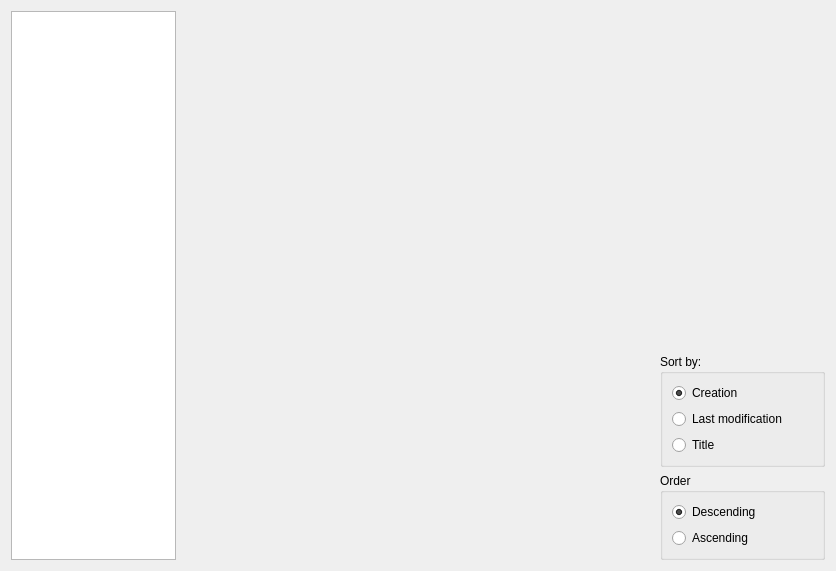
Old version of the form forms/NotesDisplayingTab.ui in the repository Patryk-Trojak/Notes.
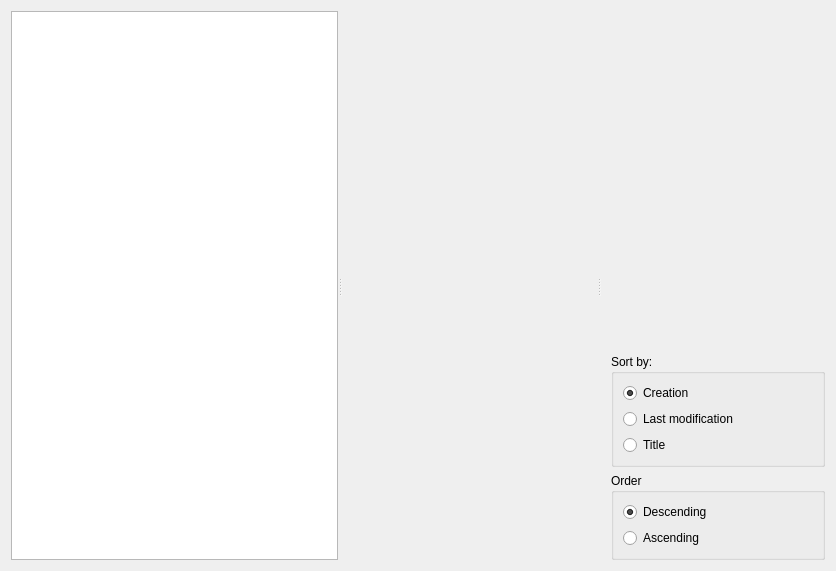
New version of the form. Icons and pictures are not drawn. Custom widgets are drawn as their Qt base class.

Commit message: Add splitter to NotesDisplayingTab

```diff
--- a/forms/NotesDisplayingTab.ui
+++ b/forms/NotesDisplayingTab.ui
@@ -19,18 +19,37 @@
   <property name="windowTitle">
    <string>Form</string>
   </property>
-  <layout class="QHBoxLayout" name="horizontalLayout" stretch="0,0,0">
+  <layout class="QVBoxLayout" name="verticalLayout_5">
+   <item>
+    <widget class="QSplitter" name="splitter">
+     <property name="orientation">
+      <enum>Qt::Horizontal</enum>
+     </property>
+     <widget class="QWidget" name="leftFrame" native="true">
+      <layout class="QVBoxLayout" name="verticalLayout">
+       <property name="leftMargin">
+        <number>0</number>
+       </property>
+       <property name="topMargin">
+        <number>0</number>
+       </property>
+       <property name="rightMargin">
+        <number>0</number>
+       </property>
+       <property name="bottomMargin">
+        <number>0</number>
+       </property>
    <item>
     <widget class="FolderTreeView" name="folderTreeView">
      <property name="minimumSize">
       <size>
-       <width>165</width>
+           <width>150</width>
        <height>0</height>
       </size>
      </property>
      <property name="maximumSize">
       <size>
-       <width>165</width>
+           <width>16777215</width>
        <height>16777215</height>
       </size>
      </property>
@@ -48,27 +67,43 @@
      </property>
     </widget>
    </item>
-   <item>
+      </layout>
+     </widget>
+     <widget class="QWidget" name="middleFrame" native="true">
+      <property name="minimumSize">
+       <size>
+        <width>255</width>
+        <height>0</height>
+       </size>
+      </property>
+      <layout class="QVBoxLayout" name="verticalLayout_6">
+       <property name="leftMargin">
+        <number>0</number>
+       </property>
+       <property name="topMargin">
+        <number>0</number>
+       </property>
+       <property name="rightMargin">
+        <number>10</number>
+       </property>
+       <property name="bottomMargin">
+        <number>0</number>
+       </property>
+      </layout>
+     </widget>
+     <widget class="QWidget" name="rightFrame" native="true">
     <layout class="QVBoxLayout" name="verticalLayout_4">
-     <item>
-      <spacer name="horizontalSpacer">
-       <property name="orientation">
-        <enum>Qt::Horizontal</enum>
+       <property name="leftMargin">
+        <number>10</number>
        </property>
-       <property name="sizeHint" stdset="0">
-        <size>
-         <width>40</width>
-         <height>20</height>
-        </size>
+       <property name="topMargin">
+        <number>0</number>
        </property>
-      </spacer>
-     </item>
-    </layout>
-   </item>
-   <item>
-    <layout class="QVBoxLayout" name="rightPanel">
-     <property name="sizeConstraint">
-      <enum>QLayout::SetDefaultConstraint</enum>
+       <property name="rightMargin">
+        <number>0</number>
+       </property>
+       <property name="bottomMargin">
+        <number>0</number>
      </property>
      <item alignment="Qt::AlignRight">
       <widget class="QPushButton" name="aboutNotes">
@@ -104,7 +139,7 @@
        <property name="sizeHint" stdset="0">
         <size>
          <width>20</width>
-         <height>40</height>
+           <height>127</height>
         </size>
        </property>
       </spacer>
@@ -138,7 +173,20 @@
       </widget>
      </item>
      <item>
-      <widget class="QGroupBox" name="groupBox">
+        <spacer name="horizontalSpacer">
+         <property name="orientation">
+          <enum>Qt::Horizontal</enum>
+         </property>
+         <property name="sizeHint" stdset="0">
+          <size>
+           <width>40</width>
+           <height>20</height>
+          </size>
+         </property>
+        </spacer>
+       </item>
+       <item>
+        <widget class="QGroupBox" name="sortCriteria">
        <property name="sizePolicy">
         <sizepolicy hsizetype="Preferred" vsizetype="Preferred">
          <horstretch>0</horstretch>
@@ -192,7 +240,7 @@
       </widget>
      </item>
      <item>
-      <widget class="QGroupBox" name="groupBox_2">
+        <widget class="QGroupBox" name="sortOrder">
        <property name="title">
         <string>Order</string>
        </property>
@@ -227,6 +275,8 @@
       </widget>
      </item>
     </layout>
+     </widget>
+    </widget>
    </item>
   </layout>
  </widget>
```
Lines whose indentation alone changed are shown as unchanged. The commit also changes 2 other files.
